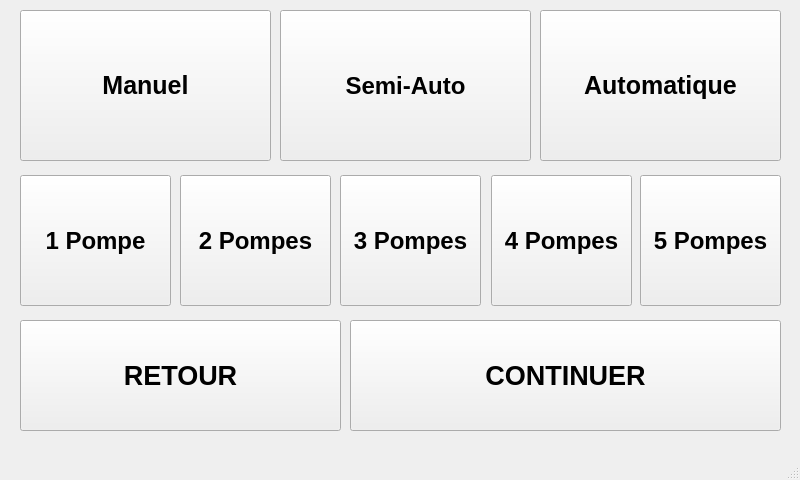
YanisKer/ProjetPomme, file pagemodeetpompe.ui: the form before one commit.
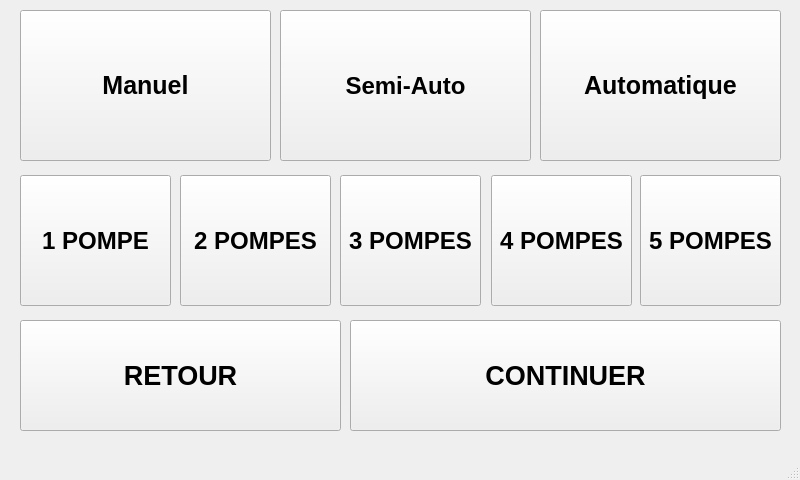
The form after the commit.

```diff
--- a/pagemodeetpompe.ui
+++ b/pagemodeetpompe.ui
@@ -30,7 +30,7 @@
      </font>
     </property>
     <property name="text">
-     <string>1 Pompe</string>
+     <string>1 POMPE</string>
     </property>
    </widget>
    <widget class="QPushButton" name="pb_manuel">
@@ -106,7 +106,7 @@
      </font>
     </property>
     <property name="text">
-     <string>2 Pompes</string>
+     <string>2 POMPES</string>
     </property>
    </widget>
    <widget class="QPushButton" name="pb_3pompes">
@@ -125,7 +125,7 @@
      </font>
     </property>
     <property name="text">
-     <string>3 Pompes</string>
+     <string>3 POMPES</string>
     </property>
    </widget>
    <widget class="QPushButton" name="pb_4pompes">
@@ -144,7 +144,7 @@
      </font>
     </property>
     <property name="text">
-     <string>4 Pompes</string>
+     <string>4 POMPES</string>
     </property>
    </widget>
    <widget class="QPushButton" name="pb_5pompes">
@@ -163,7 +163,7 @@
      </font>
     </property>
     <property name="text">
-     <string>5 Pompes</string>
+     <string>5 POMPES</string>
     </property>
    </widget>
    <widget class="QPushButton" name="pb_continuer">
```
